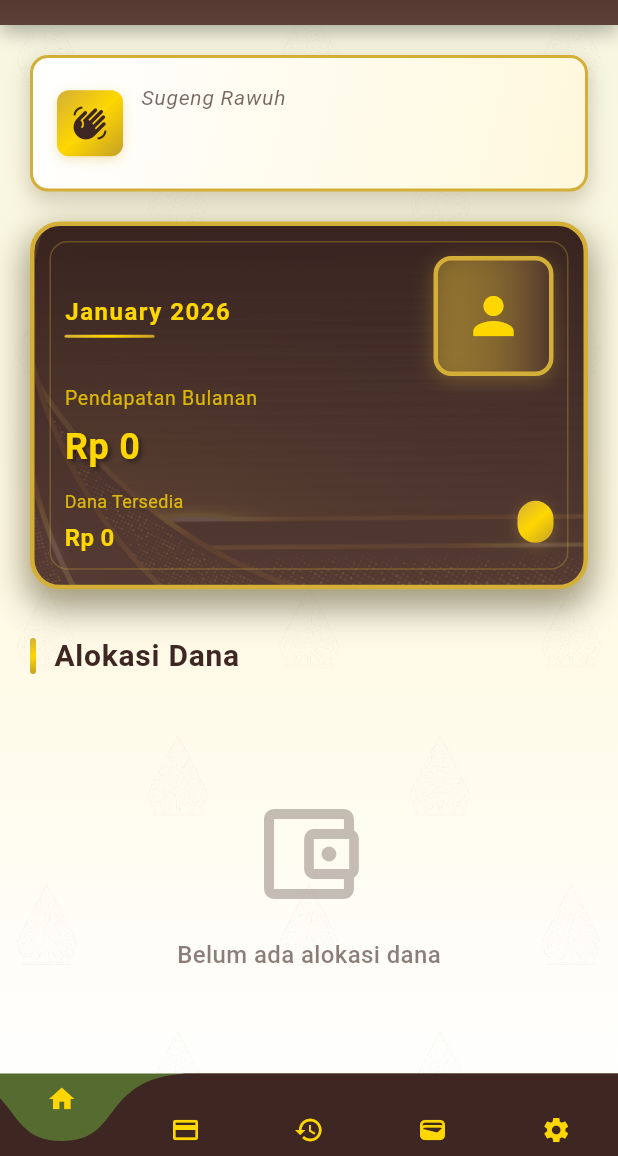
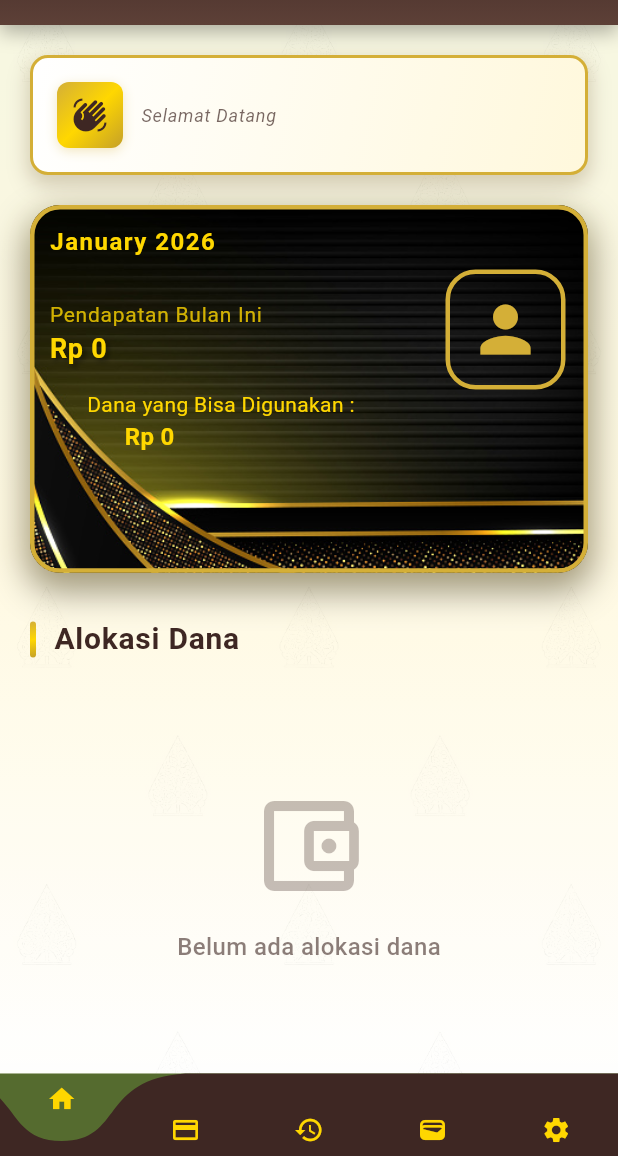
Before and after one commit to yulius98/my-wallet, a Flutter app: the screen it shows once a user with an empty profile is signed in, on a phone screen of 412 x 824 dp, the part 80-1236 px from its top. Run offline on Flutter 3.47's test engine with Material 3 defaults, Android fonts, the phone set to English and light mode, and no system bars; drawn by our look-alikes of curved_navigation_bar; our stand-ins replace firebase_auth, firebase_core, flutter_multi_formatter, google_sign_in, hive, hive_flutter; accounts and stored records are empty.

Commit message:
feat: redesign home screen

```diff
--- a/lib/presentation/screens/home_screen.dart
+++ b/lib/presentation/screens/home_screen.dart
@@ -1,6 +1,7 @@
 // lib/presentation/screens/home/home_screen.dart
 import 'package:my_wallet/data/local/hive_boxes.dart';
 import 'package:my_wallet/data/models/allocation_post.dart';
+//import 'package:my_wallet/data/models/transaction.dart';
 import 'package:my_wallet/presentation/widgets/common/custom_bottom_nav_bar.dart';
 import 'package:my_wallet/core/constants/app_constants.dart';
 import 'package:my_wallet/core/theme/app_theme.dart';
@@ -196,9 +197,7 @@ class _HomeScreenState extends State<HomeScreen> {
     debugPrint('📊 Current date: ${DateTime.now()}');
 
     // Filter allocation posts by current user's email
-    final userAllocations = boxAllocationPosts.values
-        .where(
-          (allocation) {
+    final userAllocations = boxAllocationPosts.values.where((allocation) {
       final matches =
           allocation.email == userEmail &&
           allocation.date.year == DateTime.now().year &&
@@ -211,9 +210,7 @@ class _HomeScreenState extends State<HomeScreen> {
       }
 
       return matches;
-    },
-        )
-        .toList();
+    }).toList();
 
     debugPrint('📊 Total filtered allocations: ${userAllocations.length}');
 
@@ -385,6 +382,16 @@ class _HomeScreenState extends State<HomeScreen> {
     final userEmail = user?.email ?? '';
     final now = DateTime.now();
 
+    final totalTransaksi = boxTransactions.values
+        .where(
+          (transaction) =>
+              transaction.email == userEmail &&
+              transaction.date.year == now.year &&
+              transaction.date.month == now.month,
+        )
+        .fold<double>(0.0, (sum, transaction) => sum + transaction.amount);
+
+
     // Filter income berdasarkan email user dan bulan/tahun saat ini
     final filteredIncomes = boxMonthlyIncomes.values.where(
       (income) =>
@@ -402,7 +409,10 @@ class _HomeScreenState extends State<HomeScreen> {
       child: Container(
         margin: const EdgeInsets.symmetric(horizontal: 20),
         decoration: BoxDecoration(
-          gradient: AppTheme.javaneseBrownGradient,
+          image: DecorationImage(
+            image: AssetImage(AppConstants.backgroundCard),
+            fit: BoxFit.cover,
+          ),
           borderRadius: BorderRadius.circular(20),
           border: Border.all(color: AppTheme.javaneseGold, width: 3),
           boxShadow: [
@@ -419,51 +429,12 @@ class _HomeScreenState extends State<HomeScreen> {
             ),
           ],
         ),
-        child: ClipRRect(
-          borderRadius: BorderRadius.circular(17),
         child: Stack(
           children: [
-              // Ornamen background
-              Positioned.fill(
-                child: Opacity(
-                  opacity: 0.1,
-                  child: Image.asset(
-                    AppConstants.backgroundCard,
-                    fit: BoxFit.cover,
-                  ),
-                ),
-              ),
-
-              // Ornamen border dalam
             Positioned(
+              left: 10,
               top: 10,
-                left: 10,
-                right: 10,
-                bottom: 10,
-                child: Container(
-                  decoration: BoxDecoration(
-                    borderRadius: BorderRadius.circular(12),
-                    border: Border.all(
-                      color: AppTheme.javaneseGold.withValues(alpha: .3),
-                      width: 1,
-                    ),
-                  ),
-                ),
-              ),
-
-              // Content
-              Padding(
-                padding: const EdgeInsets.all(20),
-                child: Column(
-                  crossAxisAlignment: CrossAxisAlignment.start,
-                  children: [
-                    Row(
-                      mainAxisAlignment: MainAxisAlignment.spaceBetween,
-                      children: [
-                        Column(
-                          crossAxisAlignment: CrossAxisAlignment.start,
-                          children: [
-                            Text(
+              child: Text(
                 DateFormat("MMMM yyyy").format(DateTime.now()),
                 style: TextStyle(
                   fontSize: 16,
@@ -472,77 +443,52 @@ class _HomeScreenState extends State<HomeScreen> {
                   letterSpacing: 1,
                 ),
               ),
-                            const SizedBox(height: 4),
-                            Container(
-                              height: 2,
-                              width: 60,
-                              decoration: BoxDecoration(
-                                gradient: AppTheme.javaneseGoldGradient,
-                                borderRadius: BorderRadius.circular(2),
             ),
-                            ),
-                          ],
-                        ),
-                        Container(
+
+            Positioned(
+              right: 12,
+              top: 40,
+              child: Container(
                 width: 80,
                 height: 80,
                 decoration: BoxDecoration(
-                            borderRadius: BorderRadius.circular(12),
-                            border: Border.all(
-                              color: AppTheme.javaneseGold,
-                              width: 3,
-                            ),
-                            gradient: LinearGradient(
-                              colors: [
-                                AppTheme.javaneseGold.withValues(alpha: .3),
-                                AppTheme.javaneseBrownLight,
-                              ],
-                            ),
-                            boxShadow: [
-                              BoxShadow(
-                                color: AppTheme.javaneseGold.withValues(
-                                  alpha: .3,
-                                ),
-                                blurRadius: 10,
-                                offset: const Offset(0, 3),
-                              ),
-                            ],
-                            image:
-                                user?.photoURL != null &&
-                                    user!.photoURL!.isNotEmpty
+                  shape: BoxShape.rectangle,
+                  borderRadius: BorderRadius.circular(20),
+                  border: Border.all(color: AppTheme.javaneseGold, width: 3),
+                  image: user?.photoURL != null && user!.photoURL!.isNotEmpty
                       ? DecorationImage(
                           image: NetworkImage(user.photoURL!),
                           fit: BoxFit.cover,
                         )
                       : null,
                 ),
-                          child:
-                              user?.photoURL == null || user!.photoURL!.isEmpty
-                              ? Icon(
-                                  Icons.person,
-                                  size: 40,
-                                  color: AppTheme.javaneseGoldLight,
-                                )
+                child: user?.photoURL == null || user!.photoURL!.isEmpty
+                    ? Icon(Icons.person, size: 50, color: AppTheme.javaneseGold)
                     : null,
               ),
-                      ],
             ),
 
-                    const SizedBox(height: 5),
-                    Text(
-                      "Pendapatan Bulanan",
+            Positioned(
+              left: 10,
+              top: 60,
+              child: Text(
+                "Pendapatan Bulan Ini",
                 style: TextStyle(
                   color: AppTheme.javaneseGoldLight.withValues(alpha: .8),
-                        fontSize: 13,
+                  fontSize: 14,
                   letterSpacing: 0.5,
                 ),
               ),
-                    const SizedBox(height: 6),
-                    Text(
+            ),
+
+            Positioned(
+              left: 10,
+              top: 80,
+              child: Text(
                 "Rp ${NumberFormat('#,##0', 'id_ID').format(incomeAmount)}",
                 style: const TextStyle(
                   color: AppTheme.javaneseGoldLight,
-                        fontSize: 24,
+                  fontSize: 18,
                   fontWeight: FontWeight.bold,
                   letterSpacing: 0.5,
                   shadows: [
@@ -554,69 +500,33 @@ class _HomeScreenState extends State<HomeScreen> {
                   ],
                 ),
               ),
+            ),
 
-                    const Spacer(),
-
-                    Row(
-                      mainAxisAlignment: MainAxisAlignment.spaceBetween,
-                      children: [
-                        Column(
-                          crossAxisAlignment: CrossAxisAlignment.start,
-                          children: [
-                            Text(
-                              "Dana Tersedia",
+            Positioned(
+              left: 35,
+              top: 120,
+              child: Text(
+                "Dana yang Bisa Digunakan :",
                 style: TextStyle(
-                                color: AppTheme.javaneseGoldLight.withValues(
-                                  alpha: 0.8,
-                                ),
-                                fontSize: 12,
+                  color: AppTheme.javaneseGoldLight,
+                  fontSize: 14,
                 ),
               ),
-                            const SizedBox(height: 4),
-                            Text(
-                              "Rp 0",
+            ),
+
+            Positioned(
+              left: 60,
+              top: 140,
+              child: Text(
+                "Rp ${NumberFormat('#,##0', 'id_ID').format(incomeAmount - totalTransaksi)}",
                 style: TextStyle(
                   color: AppTheme.javaneseGoldLight,
                   fontSize: 16,
                   fontWeight: FontWeight.w600,
                 ),
               ),
-                          ],
-                        ),
-                        Container(
-                          padding: const EdgeInsets.symmetric(
-                            horizontal: 12,
-                            vertical: 6,
-                          ),
-                          decoration: BoxDecoration(
-                            gradient: AppTheme.javaneseGoldGradient,
-                            borderRadius: BorderRadius.circular(20),
-                            boxShadow: [
-                              BoxShadow(
-                                color: AppTheme.javaneseGold.withValues(
-                                  alpha: .3,
-                                ),
-                                blurRadius: 8,
-                                offset: const Offset(0, 2),
             ),
           ],
-                          ),
-                          child: Text(
-                            user?.email?.split('@')[0] ?? "",
-                            style: const TextStyle(
-                              color: AppTheme.javaneseBrown,
-                              fontSize: 11,
-                              fontWeight: FontWeight.bold,
-                            ),
-                          ),
-                        ),
-                      ],
-                    ),
-                  ],
-                ),
-              ),
-            ],
-          ),
         ),
       ),
     );
@@ -675,23 +585,29 @@ class _HomeScreenState extends State<HomeScreen> {
               child: Column(
                 crossAxisAlignment: CrossAxisAlignment.start,
                 children: [
-                  Text(
-                    "Sugeng Rawuh",
+                  Text.rich(
+                    TextSpan(
+                      children: [
+                        TextSpan(
+                          text: "Selamat Datang ",
                           style: TextStyle(
-                      fontSize: 14,
+                            fontSize: 12,
                             color: AppTheme.javaneseBrown.withValues(alpha: .7),
                             fontStyle: FontStyle.italic,
                             letterSpacing: 0.5,
                           ),
                         ),
-                  const SizedBox(height: 4),
-                  Text(
-                    StringUtils.getDisplayName(user?.displayName),
+                        const WidgetSpan(child: SizedBox(width: 8)),
+                        TextSpan(
+                          text: StringUtils.getDisplayName(user?.displayName),
                           style: const TextStyle(
-                      fontSize: 22,
+                            fontSize: 16,
                             color: AppTheme.javaneseBrown,
                             fontWeight: FontWeight.bold,
                             letterSpacing: 0.5,
+                          ),
+                        ),
+                      ],
                     ),
                     overflow: TextOverflow.ellipsis,
                   ),
```
Lines whose indentation alone changed are shown as unchanged.
